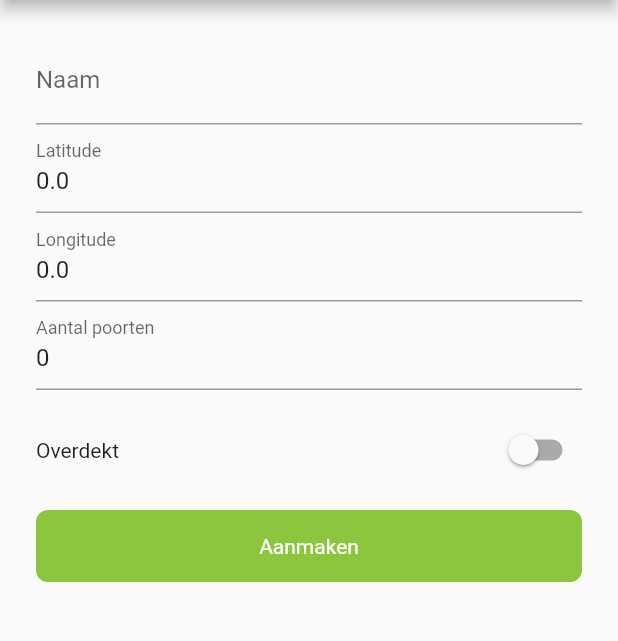
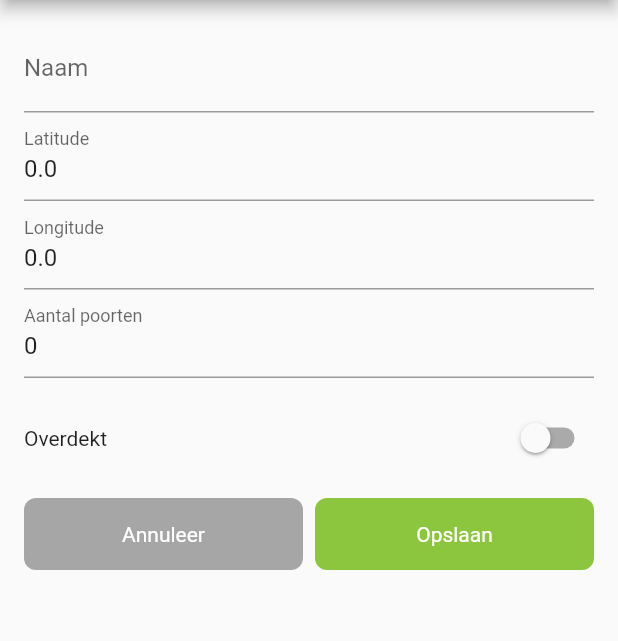
Before and after one commit to BlackBearFTW/EcoChat-Mobile, a Flutter app: the DashboardView screen opened directly, after a tap on the "add" icon, on a phone screen of 412 x 824 dp, the part 84-725 px from its top. Run offline on Flutter 3.47's test engine with Material 2 defaults, Android fonts, the phone set to English and light mode, and no system bars; our stand-ins replace flutter_local_notifications, geolocator, google_maps_flutter, shared_preferences; missing offline and left inert: battery_info, signalr_netcore, skeleton_loader, workmanager; accounts and stored records are empty.

Commit message:
Extraced marker form to seperate widget

```diff
--- a/lib/screens/dashboard/widgets/create_form.dart
+++ b/lib/screens/dashboard/widgets/create_form.dart
@@ -1,8 +1,7 @@
-import 'package:ecochat_app/global_widgets/marker_popup_button.dart';
 import 'package:ecochat_app/models/marker_model.dart';
+import 'package:ecochat_app/screens/dashboard/widgets/marker_editor.dart';
 import 'package:flutter/material.dart';
 import 'package:ecochat_app/services/markers_api.dart';
-import 'package:flutter/services.dart';
 
 class CreateFormView extends StatefulWidget {
   String jsonWebToken;
@@ -14,14 +13,12 @@ class CreateFormView extends StatefulWidget {
 }
 
 class _CreateFormViewState extends State<CreateFormView> {
-  final GlobalKey<FormState> _formKey = GlobalKey<FormState>();
-  late MarkersApi markersAPI;
-  final marker = MarkerModel.empty();
+  late MarkersApi markersApi;
 
   @override
   void initState() {
     super.initState();
-    markersAPI = MarkersApi(widget.jsonWebToken);
+    markersApi = MarkersApi(widget.jsonWebToken);
   }
 
   @override
@@ -31,64 +28,23 @@ class _CreateFormViewState extends State<CreateFormView> {
         title: const Text('Admin Dashboard'),
         titleSpacing: 0,
       ),
-      body: SingleChildScrollView(
+      body: Container(
+        padding: const EdgeInsets.all(16),
         child: Column(
+          crossAxisAlignment: CrossAxisAlignment.start,
           children: [
-            Container(
-              margin: const EdgeInsets.all(24),
-              child: Form(
-                key: _formKey,
-                child: Column(
-                  mainAxisAlignment: MainAxisAlignment.center,
-                  children: <Widget>[
-                    buildField("Naam", TextInputType.name, marker.name, (value) => marker.name = value!),
-                    buildField("Latitude", TextInputType.number, "${marker.latitude}", (value) => marker.latitude = double.parse(value!)),
-                    buildField("Longitude", TextInputType.number, "${marker.longitude}", (value) => marker.longitude = double.parse(value!)),
-                    buildField("Aantal poorten", TextInputType.number, "${marker.totalSlots}", (value) => marker.totalSlots = int.parse(value!)),
-                    Padding(
-                      padding: const EdgeInsets.only(top: 16, bottom: 0),
-                      child: Row(
-                          mainAxisAlignment: MainAxisAlignment.spaceBetween,
-                          children: [
-                            const Text("Overdekt"),
-                            Switch(value: marker.roofed, onChanged: (x) => marker.roofed = x)
-                          ]
-                      ),
-                    ),
-                    const SizedBox(height: 16),
-                    MarkerPopupButton(
-                        label: "Aanmaken",
-                        backgroundColor:
-                        const Color(0xFF8CC63F),
-                        labelColor: Colors.white,
-                        onPress: () {
-                      if (!_formKey.currentState!.validate()) return;
-                      _formKey.currentState!.save();
-
-                      marker.availableSlots = marker.totalSlots;
-
-                      markersAPI.createMarker(marker);
-                    })
-                  ],
-                ),
-              ),
+            MarkerEditor(
+              marker: MarkerModel.empty(),
+              onSave: (MarkerModel marker) {
+                markersApi.createMarker(marker);
+                Navigator.pop(context);
+              },
+              onCancel: () => Navigator.pop(context),
             ),
           ],
         ),
-      ),
+      )
     );
   }
 
-  Widget buildField(String label, TextInputType keyboardType, String initialValue, void Function(String? value) onSaved) {
-    return TextFormField(
-        decoration: InputDecoration(labelText: label),
-        keyboardType: keyboardType,
-        initialValue: initialValue,
-        validator: (value) {
-          if (value!.isNotEmpty) return null;
-          return "Voer een ${label.toLowerCase()} in.";
-        },
-        onSaved: onSaved
-    );
-  }
 }
--- /dev/null
+++ b/lib/screens/dashboard/widgets/marker_editor.dart
@@ -0,0 +1,77 @@
+import 'package:ecochat_app/global_widgets/marker_popup_button.dart';
+import 'package:ecochat_app/models/marker_model.dart';
+import 'package:flutter/cupertino.dart';
+import 'package:flutter/material.dart';
+
+class MarkerEditor extends StatelessWidget {
+  final GlobalKey<FormState> formKey = GlobalKey<FormState>();
+  final MarkerModel marker;
+  final void Function(MarkerModel marker) onSave;
+  final void Function() onCancel;
+
+  MarkerEditor({Key? key, required this.marker, required this.onSave, required this.onCancel}) : super(key: key);
+
+  @override
+  Widget build(BuildContext context) {
+    return Form(
+      key: formKey,
+      child: Column(
+        mainAxisAlignment: MainAxisAlignment.center,
+        children: [
+          buildField("Naam", TextInputType.name, marker.name, (value) => marker.name = value!),
+          buildField("Latitude", TextInputType.number, "${marker.latitude}", (value) => marker.latitude = double.parse(value!)),
+          buildField("Longitude", TextInputType.number, "${marker.longitude}", (value) => marker.longitude = double.parse(value!)),
+          buildField("Aantal poorten", TextInputType.number, "${marker.totalSlots}", (value) => marker.totalSlots = int.parse(value!)),
+          Padding(
+            padding: const EdgeInsets.only(top: 16, bottom: 0),
+            child: Row(
+                mainAxisAlignment: MainAxisAlignment.spaceBetween,
+                children: [
+                  const Text("Overdekt"),
+                  Switch(value: marker.roofed, onChanged: (x) => marker.roofed = x)
+                ]
+            ),
+          ),
+          const SizedBox(height: 16),
+          Row(
+            children: [
+              MarkerPopupButton(
+                label: "Annuleer",
+                backgroundColor: const Color(0xFFA6A6A6),
+                labelColor: Colors.white,
+                onPress: () => onCancel(),
+              ),
+              const SizedBox(width: 8),
+              MarkerPopupButton(
+                  label: "Opslaan",
+                  backgroundColor: const Color(0xFF8CC63F),
+                  labelColor: Colors.white,
+                  onPress: () {
+                    if (!formKey.currentState!.validate()) return;
+                    formKey.currentState!.save();
+
+                    marker.availableSlots = marker.totalSlots;
+
+                    onSave(marker);
+                  }
+              ),
+            ],
+          )
+        ],
+      ),
+    );
+  }
+
+  Widget buildField(String label, TextInputType keyboardType, String initialValue, void Function(String? value) onSaved) {
+    return TextFormField(
+        decoration: InputDecoration(labelText: label),
+        keyboardType: keyboardType,
+        initialValue: initialValue,
+        validator: (value) {
+          if (value!.isNotEmpty) return null;
+          return "Voer een ${label.toLowerCase()} in.";
+        },
+        onSaved: onSaved
+    );
+  }
+}
```
Also changed, not shown: lib/screens/dashboard/widgets/marker_popup.dart (+8 -48 lines).
